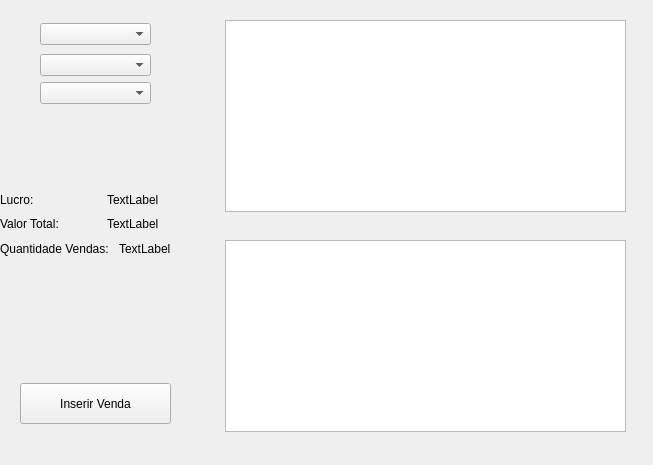
The window that vendas.ui (GabR36/QEstoqueLoja) describes before a commit, drawn with Qt 5.
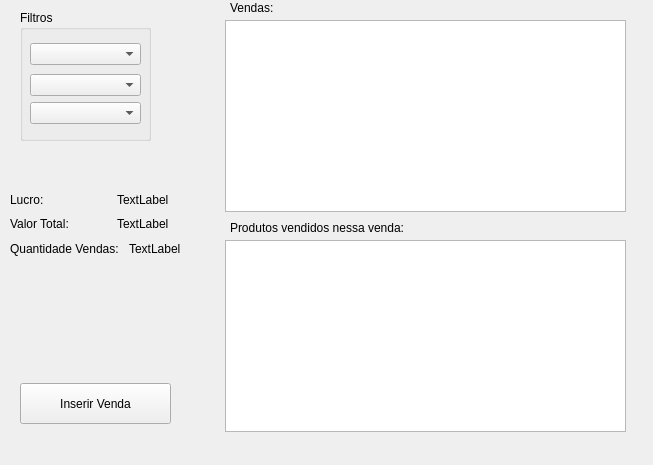
The same window after the commit.

Commit message: Labels instrutivos

The edit to the form file:
```diff
--- a/vendas.ui
+++ b/vendas.ui
@@ -85,32 +85,7 @@
   <widget class="QWidget" name="layoutWidget">
    <property name="geometry">
     <rect>
-     <x>40</x>
-     <y>20</y>
-     <width>111</width>
-     <height>88</height>
-    </rect>
-   </property>
-   <layout class="QVBoxLayout" name="verticalLayout_2">
-    <item>
-     <widget class="QComboBox" name="CBox_Ano"/>
-    </item>
-    <item>
-     <layout class="QVBoxLayout" name="verticalLayout">
-      <item>
-       <widget class="QComboBox" name="CBox_Mes"/>
-      </item>
-      <item>
-       <widget class="QComboBox" name="CBox_Dia"/>
-      </item>
-     </layout>
-    </item>
-   </layout>
-  </widget>
-  <widget class="QWidget" name="layoutWidget">
-   <property name="geometry">
-    <rect>
-     <x>0</x>
+     <x>10</x>
      <y>190</y>
      <width>208</width>
      <height>68</height>
@@ -173,6 +148,70 @@
     </item>
    </layout>
   </widget>
+  <widget class="QLabel" name="label_3">
+   <property name="geometry">
+    <rect>
+     <x>230</x>
+     <y>0</y>
+     <width>62</width>
+     <height>16</height>
+    </rect>
+   </property>
+   <property name="text">
+    <string>Vendas:</string>
+   </property>
+  </widget>
+  <widget class="QLabel" name="label_4">
+   <property name="geometry">
+    <rect>
+     <x>230</x>
+     <y>220</y>
+     <width>231</width>
+     <height>16</height>
+    </rect>
+   </property>
+   <property name="text">
+    <string>Produtos vendidos nessa venda:</string>
+   </property>
+  </widget>
+  <widget class="QGroupBox" name="groupBox">
+   <property name="geometry">
+    <rect>
+     <x>20</x>
+     <y>10</y>
+     <width>131</width>
+     <height>131</height>
+    </rect>
+   </property>
+   <property name="title">
+    <string>Filtros</string>
+   </property>
+   <widget class="QWidget" name="layoutWidget">
+    <property name="geometry">
+     <rect>
+      <x>10</x>
+      <y>30</y>
+      <width>111</width>
+      <height>88</height>
+     </rect>
+    </property>
+    <layout class="QVBoxLayout" name="verticalLayout_2">
+     <item>
+      <widget class="QComboBox" name="CBox_Ano"/>
+     </item>
+     <item>
+      <layout class="QVBoxLayout" name="verticalLayout">
+       <item>
+        <widget class="QComboBox" name="CBox_Mes"/>
+       </item>
+       <item>
+        <widget class="QComboBox" name="CBox_Dia"/>
+       </item>
+      </layout>
+     </item>
+    </layout>
+   </widget>
+  </widget>
  </widget>
  <resources/>
  <connections/>
```
The commit also changes 2 other files.
